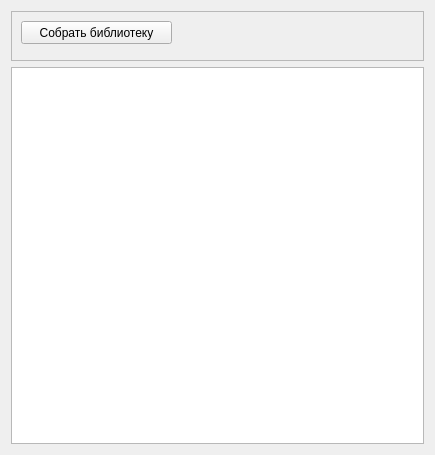
This is source_make/mainwindow.ui in Harrix/Harrix-MathLibrary as Qt 5 draws it before an edit. The edited form follows.
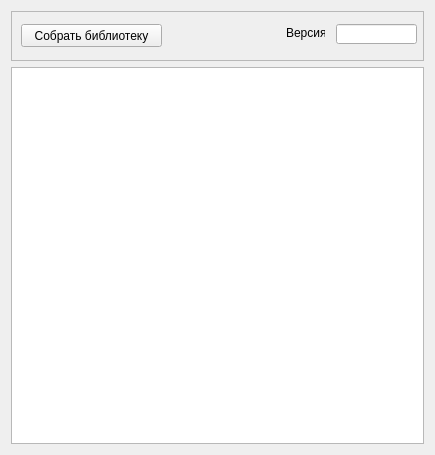
This is the edited form.

Commit message:
Версия 3.69
* В MakeHarrixMathLibrary.exe введена возможность автоматического
добавления номера версии библиотеки.
* Исправление справки ввиду этих изменений.

What changed in the file:
```diff
--- a/source_make/mainwindow.ui
+++ b/source_make/mainwindow.ui
@@ -36,8 +36,8 @@
        <property name="geometry">
         <rect>
          <x>10</x>
-         <y>10</y>
-         <width>151</width>
+         <y>13</y>
+         <width>141</width>
          <height>23</height>
         </rect>
        </property>
@@ -51,6 +51,29 @@
         <bool>false</bool>
        </property>
       </widget>
+      <widget class="QLineEdit" name="lineEdit">
+       <property name="geometry">
+        <rect>
+         <x>325</x>
+         <y>13</y>
+         <width>81</width>
+         <height>20</height>
+        </rect>
+       </property>
+      </widget>
+      <widget class="QLabel" name="label">
+       <property name="geometry">
+        <rect>
+         <x>275</x>
+         <y>14</y>
+         <width>39</width>
+         <height>16</height>
+        </rect>
+       </property>
+       <property name="text">
+        <string>Версия:</string>
+       </property>
+      </widget>
      </widget>
     </item>
     <item>
```
Left out of the diff: 2 changed lines with no effect on the pictures. The commit also changes 16 other files.
